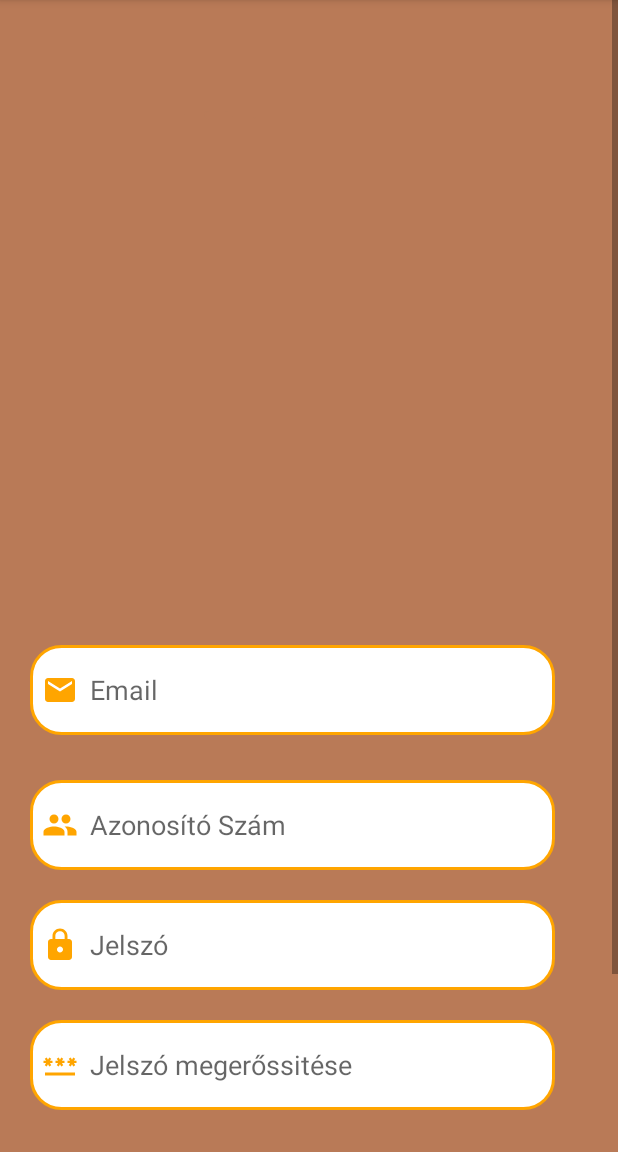
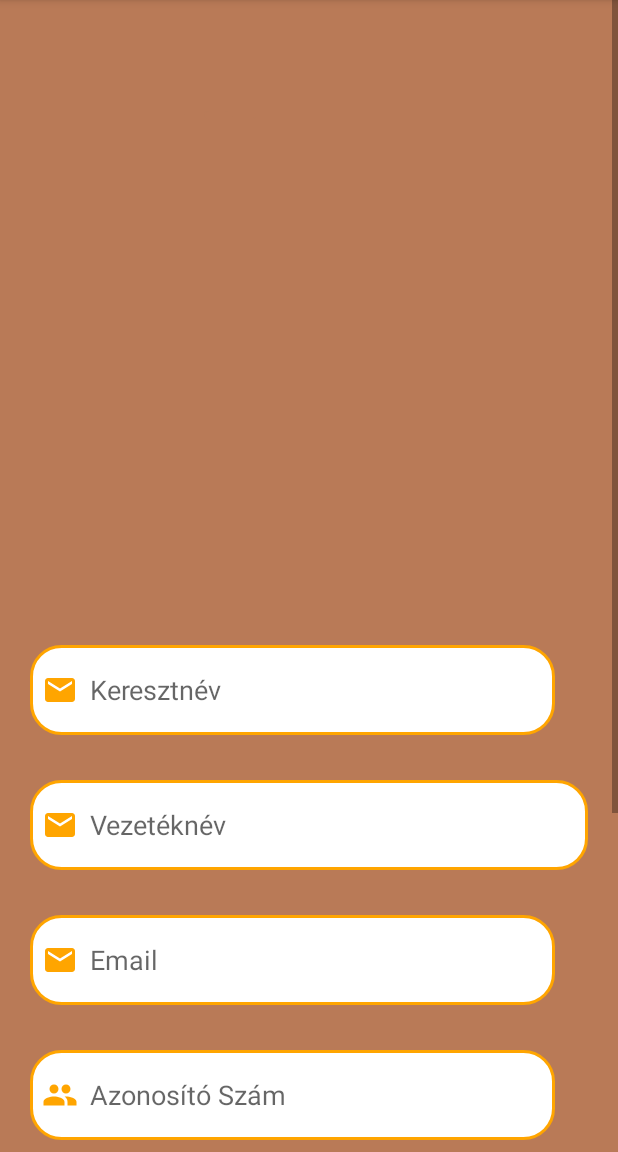
Before and after one commit to TorokMarcell/Szakdoga, an Android app: the SignupActivity screen opened directly, with no data from a screen before it, on a phone screen of 412 x 824 dp, the part 84-1236 px from its top. Run offline under Robolectric (Android 15) with nearby library versions, the phone set to English and light mode, and no system bars.

```diff
--- a/app/src/main/res/layout/activity_signup.xml
+++ b/app/src/main/res/layout/activity_signup.xml
@@ -21,6 +21,28 @@
             android:layout_marginTop="380dp"
             android:padding="20dp">
 
+
+            <EditText
+                android:layout_width="350dp"
+                android:layout_height="60dp"
+                android:id="@+id/signup_firstname"
+                android:background="@drawable/orange_border"
+                android:layout_marginTop="30dp"
+                android:padding="8dp"
+                android:hint="Keresztnév"
+                android:drawableLeft="@drawable/ic_baseline_email_24"
+                android:drawablePadding="8dp"/>
+
+            <EditText
+                android:id="@+id/signup_lastname"
+                android:layout_width="match_parent"
+                android:layout_height="60dp"
+                android:layout_marginTop="30dp"
+                android:background="@drawable/orange_border"
+                android:drawableLeft="@drawable/ic_baseline_email_24"
+                android:drawablePadding="8dp"
+                android:hint="Vezetéknév"
+                android:padding="8dp" />
 
             <EditText
                 android:layout_width="350dp"
```
Also changed, not shown: app/src/main/java/com/example/szakdoghozkell/DatabaseHelper.java (+31 -15 lines), app/src/main/java/com/example/szakdoghozkell/MainActivity.java (+13 -2 lines), app/src/main/java/com/example/szakdoghozkell/SignupActivity.java (+12 -2 lines).
